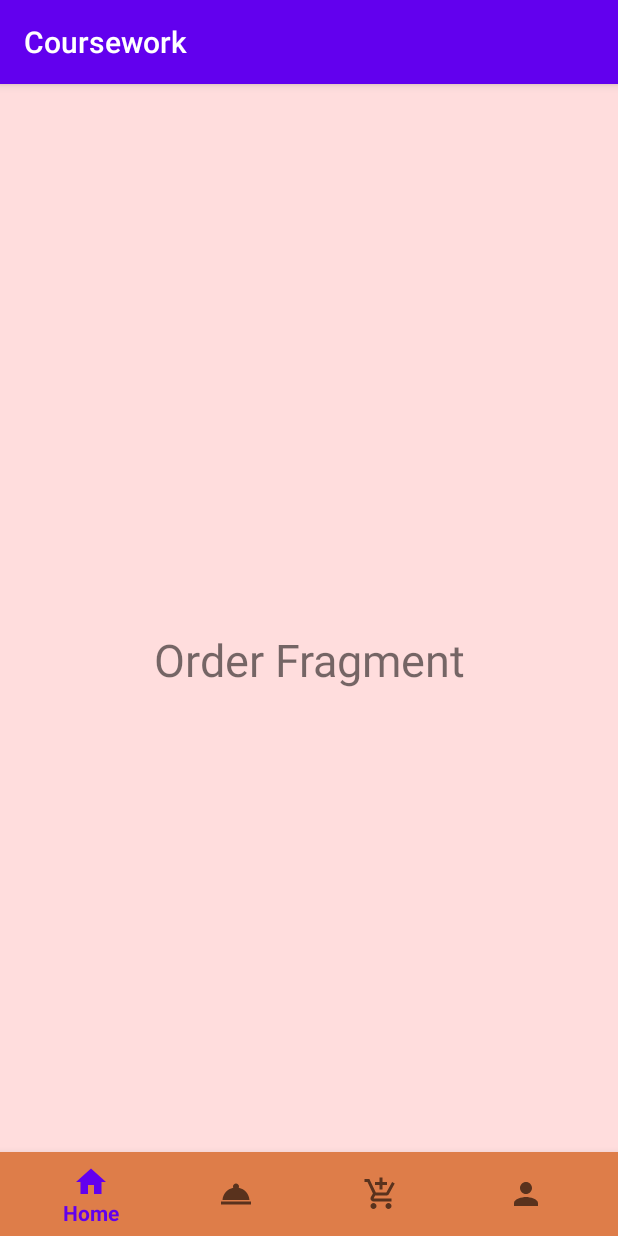
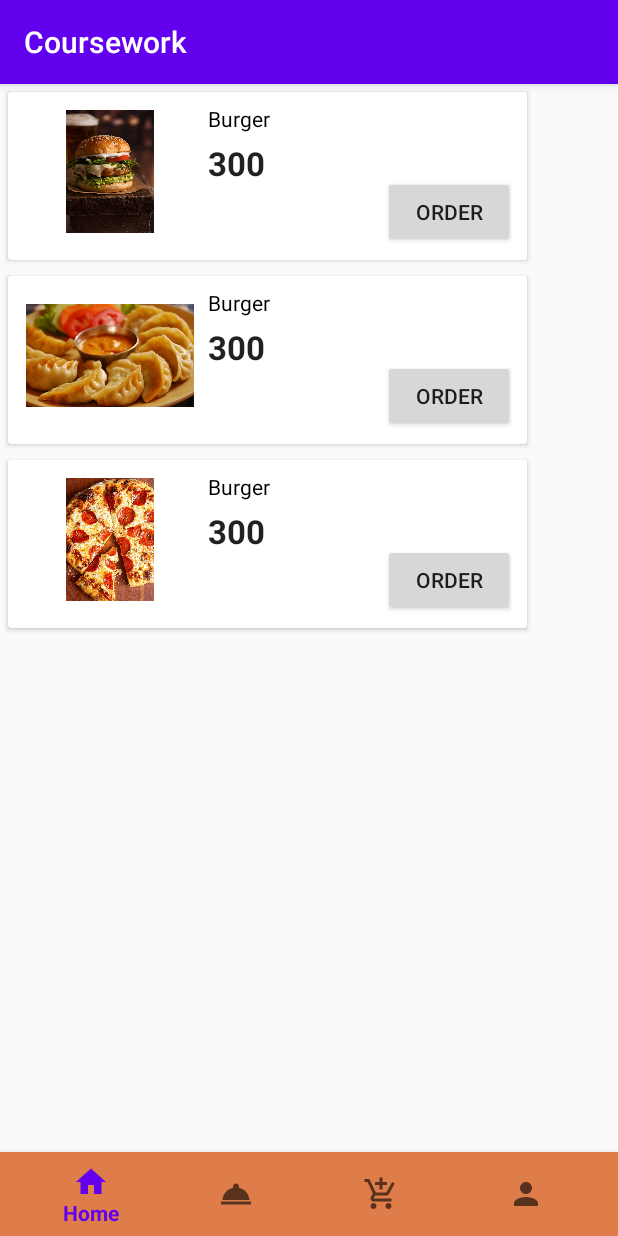
Before and after one commit to S-Sahanii0/Android, an Android app: the fragment OrderNav placed in its activity, on a phone screen of 412 x 824 dp. Run offline under Robolectric (Android 15) with nearby library versions, the phone set to English and light mode, and no system bars.

Commit message:
Order frag completed.

```diff
--- a/app/build.gradle
+++ b/app/build.gradle
@@ -31,8 +31,12 @@ dependencies {
     implementation 'androidx.constraintlayout:constraintlayout:1.1.3'
     implementation 'com.google.android.material:material:1.0.0'
     implementation 'de.hdodenhof:circleimageview:3.1.0'
+    implementation "androidx.recyclerview:recyclerview:1.1.0"
+    // For control over item selection of both touch and mouse driven selection
+    implementation "androidx.recyclerview:recyclerview-selection:1.1.0-rc01"
     implementation 'com.google.android.material:material:1.1.0'
     implementation 'androidx.annotation:annotation:1.1.0'
+    implementation "androidx.cardview:cardview:1.0.0"
     implementation 'androidx.lifecycle:lifecycle-extensions:2.2.0'
     implementation 'androidx.legacy:legacy-support-v4:1.0.0'
     implementation 'androidx.navigation:navigation-fragment:2.0.0'
--- a/app/src/main/AndroidManifest.xml
+++ b/app/src/main/AndroidManifest.xml
@@ -12,15 +12,13 @@
         android:roundIcon="@mipmap/ic_launcher_round"
         android:supportsRtl="true"
         android:theme="@style/AppTheme">
-        <activity android:name=".ProfileNav"></activity>
+        <activity android:name=".ProfileNav" />
         <activity android:name=".NavBar_Food" />
         <activity android:name=".LoginActivity" />
         <activity android:name=".register_Activity" />
         <activity
             android:name=".MainActivity"
-            android:theme="@style/AppTheme.NoActionBar">
-
-        </activity>
+            android:theme="@style/AppTheme.NoActionBar"></activity>
         <activity android:name=".splashScreenActivity">
             <intent-filter>
                 <action android:name="android.intent.action.MAIN" />
@@ -28,7 +26,6 @@
                 <category android:name="android.intent.category.LAUNCHER" />
             </intent-filter>
         </activity>
-
     </application>
 
 </manifest>
--- /dev/null
+++ b/app/src/main/java/com/example/coursework/FoodAdapter.java
@@ -0,0 +1,61 @@
+package com.example.coursework;
+
+import android.content.Context;
+import android.view.LayoutInflater;
+import android.view.View;
+import android.view.ViewGroup;
+import android.widget.ImageView;
+import android.widget.TextView;
+
+import androidx.annotation.NonNull;
+import androidx.recyclerview.widget.RecyclerView;
+
+import java.util.List;
+
+public class FoodAdapter extends RecyclerView.Adapter<FoodAdapter.ProductViewHolder> {
+
+    private Context mCtx;
+    private List<FoodList> foodList;
+
+    public FoodAdapter(Context mCtx, List<FoodList> foodList) {
+        this.mCtx = mCtx;
+        this.foodList = foodList;
+    }
+
+    @NonNull
+    @Override
+    public ProductViewHolder onCreateViewHolder(@NonNull ViewGroup parent, int viewType) {
+        LayoutInflater inflater = LayoutInflater.from(mCtx);
+        View view= inflater.inflate(R.layout.food_list, null);
+        ProductViewHolder holder = new ProductViewHolder(view);
+        return new ProductViewHolder(view);
+    }
+
+    @Override
+    public void onBindViewHolder(@NonNull ProductViewHolder holder, int position) {
+    //Bind data
+        FoodList foodlist = foodList.get(position);
+
+        holder.textViewTitle.setText(foodlist.getTitle());
+        holder.textViewPrice.setText(String.valueOf(foodlist.getPrice()));
+        holder.imageView.setImageDrawable(mCtx.getResources().getDrawable(foodlist.getImage()));
+    }
+
+    @Override
+    public int getItemCount() {
+        return foodList.size(); //size of the list
+    }
+
+    class ProductViewHolder extends RecyclerView.ViewHolder{
+
+        ImageView imageView;
+        TextView textViewTitle, textViewPrice;
+        public ProductViewHolder(@NonNull View itemView) {
+            super(itemView);
+
+            imageView=itemView.findViewById(R.id.imageView);
+            textViewTitle=itemView.findViewById(R.id.textViewTitle);
+            textViewPrice = itemView.findViewById(R.id.textViewPrice);
+        }
+    }
+}
--- /dev/null
+++ b/app/src/main/java/com/example/coursework/FoodList.java
@@ -0,0 +1,28 @@
+package com.example.coursework;
+
+public class FoodList {
+
+    private String title, price;
+    private int image;
+
+    public FoodList( String price, int image, String title) {
+        //this.foodid = foodid;
+        this.price = price;
+        this.image = image;
+        this.title=title;
+    }
+
+
+
+    public String getTitle() {
+        return title;
+    }
+
+    public String getPrice() {
+        return price;
+    }
+
+    public int getImage() {
+        return image;
+    }
+}
--- a/app/src/main/java/com/example/coursework/OrderNav.java
+++ b/app/src/main/java/com/example/coursework/OrderNav.java
@@ -8,11 +8,60 @@ import android.view.ViewGroup;
 import androidx.annotation.NonNull;
 import androidx.annotation.Nullable;
 import androidx.fragment.app.Fragment;
+import androidx.recyclerview.widget.LinearLayoutManager;
+import androidx.recyclerview.widget.RecyclerView;
+
+import java.util.ArrayList;
+import java.util.List;
 
 public class OrderNav extends Fragment {
+    RecyclerView recyclerView;
+    FoodAdapter adapter;
+
+    List<FoodList> foodlist;
+
     @Nullable
     @Override
     public View onCreateView(@NonNull LayoutInflater inflater, @Nullable ViewGroup container, @Nullable Bundle savedInstanceState) {
-        return inflater.inflate(R.layout.order_frag, container, false);
+
+        View view = inflater.inflate(R.layout.order_frag, container, false);
+
+        foodlist = new ArrayList<>();
+
+        recyclerView = view.findViewById(R.id.recyclerview);
+        recyclerView.setHasFixedSize(true);
+
+        recyclerView.setLayoutManager(new LinearLayoutManager(getActivity()));
+
+        foodlist.add(
+                new FoodList(
+                        "300",
+                        R.drawable.burger,
+                        "Burger"
+
+                ));
+
+        foodlist.add(
+                new FoodList(
+                        "300",
+                        R.drawable.momo,
+                        "Burger"
+
+                ));
+
+        foodlist.add(
+                new FoodList(
+                        "300",
+                        R.drawable.pizza,
+                        "Burger"
+
+                ));
+
+        FoodAdapter adapter = new FoodAdapter(getContext(), foodlist);
+
+        //setting adapter to recyclerview
+        recyclerView.setAdapter(adapter);
+
+        return view;
     }
 }
--- /dev/null
+++ b/app/src/main/res/layout/food_list.xml
@@ -0,0 +1,61 @@
+<?xml version="1.0" encoding="utf-8"?>
+<LinearLayout
+    xmlns:android="http://schemas.android.com/apk/res/android"
+    android:layout_width="match_parent"
+    android:layout_height="wrap_content"
+    android:orientation="vertical">
+
+    <androidx.cardview.widget.CardView
+        android:layout_width="match_parent"
+        android:layout_height="wrap_content"
+        android:layout_margin="5dp">
+
+        <RelativeLayout
+            android:layout_width="match_parent"
+            android:layout_height="wrap_content"
+            android:padding="8dp">
+
+            <ImageView
+                android:id="@+id/imageView"
+                android:layout_width="120dp"
+                android:layout_height="90dp"
+                android:padding="4dp" />
+
+            <TextView
+                android:id="@+id/textViewTitle"
+                android:layout_width="wrap_content"
+                android:layout_height="wrap_content"
+                android:layout_marginLeft="5dp"
+                android:layout_toRightOf="@id/imageView"
+                android:text=" Chicken Burger"
+                android:textAppearance="@style/Base.TextAppearance.AppCompat.Small"
+                android:textColor="#000000" />
+
+            <TextView
+                android:id="@+id/textViewPrice"
+                android:layout_width="wrap_content"
+                android:layout_height="wrap_content"
+                android:layout_below="@id/textViewTitle"
+                android:layout_marginLeft="5dp"
+                android:layout_marginTop="5dp"
+                android:layout_toRightOf="@id/imageView"
+                android:text="Rs 180"
+                android:textAppearance="@style/Base.TextAppearance.AppCompat.Large"
+                android:textStyle="bold" />
+
+            <Button
+                android:id="@+id/orderButton"
+                android:layout_width="wrap_content"
+                android:layout_height="wrap_content"
+                android:layout_below="@+id/textViewPrice"
+                android:layout_marginLeft="75dp"
+                android:layout_marginTop="-6dp"
+                android:layout_toRightOf="@id/textViewTitle"
+                android:text="Order" />
+
+
+        </RelativeLayout>
+    </androidx.cardview.widget.CardView>
+
+
+</LinearLayout>
--- a/app/src/main/res/layout/order_frag.xml
+++ b/app/src/main/res/layout/order_frag.xml
@@ -1,15 +1,14 @@
 <?xml version="1.0" encoding="utf-8"?>
-<androidx.constraintlayout.widget.ConstraintLayout
-    xmlns:android="http://schemas.android.com/apk/res/android"
+<RelativeLayout xmlns:android="http://schemas.android.com/apk/res/android"
+    xmlns:app="http://schemas.android.com/apk/res-auto"
+    xmlns:tools="http://schemas.android.com/tools"
     android:layout_width="match_parent"
-    android:background="#FDD"
-    android:layout_height="match_parent">
+    android:layout_height="match_parent"
+    tools:context=".NavBar_Food">
 
-    <TextView
-        android:textSize="30sp"
-        android:text="Order Fragment"
-        android:gravity="center"
+    <androidx.recyclerview.widget.RecyclerView
+        android:id="@+id/recyclerview"
         android:layout_width="match_parent"
         android:layout_height="match_parent"/>
 
-</androidx.constraintlayout.widget.ConstraintLayout>
+</RelativeLayout>
```
Also changed, not shown: app/src/main/res/drawable-v24/burger.jpg (added), app/src/main/res/drawable-v24/lasagna.jpg (added), app/src/main/res/drawable-v24/momo.jpg (added), app/src/main/res/drawable-v24/pizza.jpg (added).
